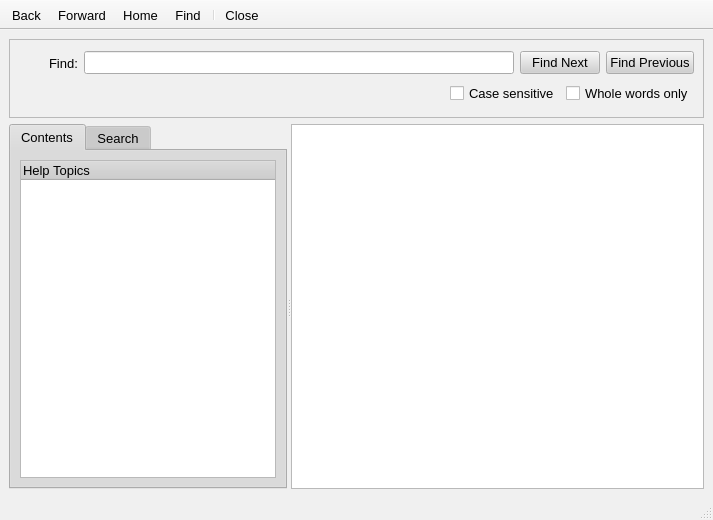
Old version of the form src/gui/help/browser/helpbrowser.ui in the repository a-ilin/vidalia.
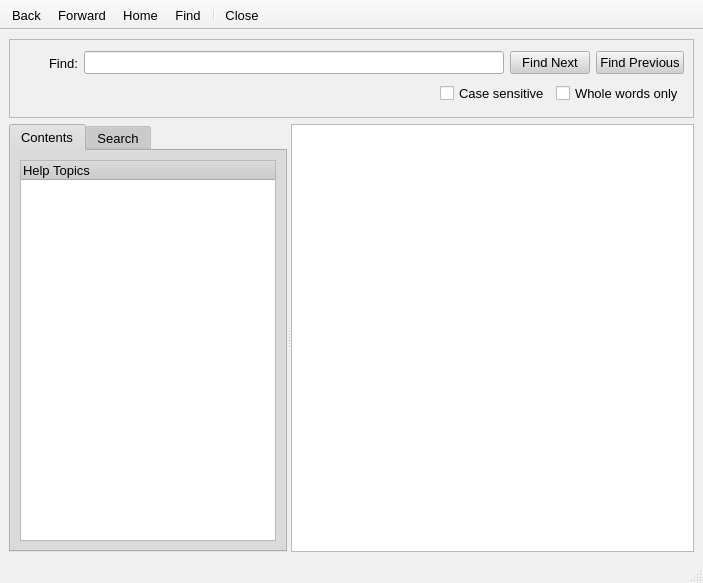
New version of the form. Icons and pictures are not drawn. Custom widgets are drawn as their Qt base class.

Commit message:
Make Designer acknowledge Matt's custom text browser widget.
svn:r511

The edit to the form file:
```diff
--- a/src/gui/help/browser/helpbrowser.ui
+++ b/src/gui/help/browser/helpbrowser.ui
@@ -8,8 +8,8 @@
    <rect>
     <x>0</x>
     <y>0</y>
-    <width>713</width>
-    <height>520</height>
+    <width>703</width>
+    <height>583</height>
    </rect>
   </property>
   <property name="sizePolicy" >
@@ -725,8 +725,8 @@
    <property name="geometry" >
     <rect>
      <x>0</x>
-     <y>498</y>
-     <width>713</width>
+     <y>561</y>
+     <width>703</width>
      <height>22</height>
     </rect>
    </property>
@@ -893,6 +893,15 @@
   </action>
  </widget>
  <pixmapfunction></pixmapfunction>
+ <customwidgets>
+  <customwidget>
+   <class>HelpTextBrowser</class>
+   <extends>QTextBrowser</extends>
+   <header>gui\help\browser\helptextbrowser.h</header>
+   <container>0</container>
+   <pixmap></pixmap>
+  </customwidget>
+ </customwidgets>
  <tabstops>
   <tabstop>tabsMenu</tabstop>
   <tabstop>btnCloseFind</tabstop>
```
Left out of the diff: 5 changed lines with no effect on the pictures.
